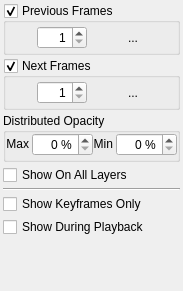
Qt form app/ui/onionskin.ui (1220874621zp-debug/pencil-dream) before a commit.
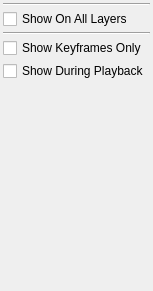
The same form after that commit. Icons and pictures are not drawn.

What changed in the file:
```diff
--- a/app/ui/onionskin.ui
+++ b/app/ui/onionskin.ui
@@ -106,331 +106,14 @@
          <number>3</number>
         </property>
         <item>
-         <widget class="QGroupBox" name="prevFramesGroup">
-          <property name="title">
-           <string>Previous Frames</string>
-          </property>
-          <property name="checkable">
-           <bool>true</bool>
-          </property>
-          <layout class="QHBoxLayout" name="onionPrevLayout">
-           <property name="spacing">
-            <number>3</number>
-           </property>
-           <property name="sizeConstraint">
-            <enum>QLayout::SetDefaultConstraint</enum>
-           </property>
-           <property name="leftMargin">
-            <number>0</number>
-           </property>
-           <property name="topMargin">
-            <number>3</number>
-           </property>
-           <property name="rightMargin">
-            <number>0</number>
-           </property>
-           <property name="bottomMargin">
-            <number>3</number>
-           </property>
-           <item>
-            <widget class="QSpinBox" name="onionPrevFramesNumBox">
-             <property name="sizePolicy">
-              <sizepolicy hsizetype="Fixed" vsizetype="Fixed">
-               <horstretch>0</horstretch>
-               <verstretch>0</verstretch>
-              </sizepolicy>
-             </property>
-             <property name="minimumSize">
-              <size>
-               <width>50</width>
-               <height>0</height>
-              </size>
-             </property>
-             <property name="alignment">
-              <set>Qt::AlignRight|Qt::AlignTrailing|Qt::AlignVCenter</set>
-             </property>
-             <property name="minimum">
-              <number>1</number>
-             </property>
-             <property name="maximum">
-              <number>60</number>
-             </property>
-            </widget>
-           </item>
-           <item>
-            <widget class="QToolButton" name="onionRedButton">
-             <property name="toolTip">
-              <string>Onion skin color: red</string>
-             </property>
-             <property name="text">
-              <string>...</string>
-             </property>
-             <property name="icon">
-              <iconset resource="../data/app.qrc">
-               <normaloff>:/icons/themes/playful/onion/onionskin-red.svg</normaloff>:/icons/themes/playful/onion/onionskin-red.svg</iconset>
-             </property>
-             <property name="iconSize">
-              <size>
-               <width>22</width>
-               <height>22</height>
-              </size>
-             </property>
-             <property name="checkable">
-              <bool>true</bool>
-             </property>
-             <property name="autoRaise">
-              <bool>true</bool>
-             </property>
-            </widget>
-           </item>
-          </layout>
-         </widget>
+         <!-- 参数区（灯泡开关+滑杆行）由 onionskinwidget.cpp 代码构建，插入在复选框区之前 -->
+         <layout class="QVBoxLayout" name="paramRowsLayout"/>
         </item>
         <item>
-         <widget class="QGroupBox" name="nextFramesGroup">
-          <property name="title">
-           <string>Next Frames</string>
+         <widget class="Line" name="paramSeparator">
+          <property name="orientation">
+           <enum>Qt::Horizontal</enum>
           </property>
-          <property name="checkable">
-           <bool>true</bool>
-          </property>
-          <layout class="QHBoxLayout" name="onionNextlLayout">
-           <property name="spacing">
-            <number>3</number>
-           </property>
-           <property name="sizeConstraint">
-            <enum>QLayout::SetDefaultConstraint</enum>
-           </property>
-           <property name="leftMargin">
-            <number>0</number>
-           </property>
-           <property name="topMargin">
-            <number>3</number>
-           </property>
-           <property name="rightMargin">
-            <number>0</number>
-           </property>
-           <property name="bottomMargin">
-            <number>3</number>
-           </property>
-           <item>
-            <widget class="QSpinBox" name="onionNextFramesNumBox">
-             <property name="sizePolicy">
-              <sizepolicy hsizetype="Fixed" vsizetype="Fixed">
-               <horstretch>0</horstretch>
-               <verstretch>0</verstretch>
-              </sizepolicy>
-             </property>
-             <property name="minimumSize">
-              <size>
-               <width>50</width>
-               <height>0</height>
-              </size>
-             </property>
-             <property name="alignment">
-              <set>Qt::AlignRight|Qt::AlignTrailing|Qt::AlignVCenter</set>
-             </property>
-             <property name="buttonSymbols">
-              <enum>QAbstractSpinBox::UpDownArrows</enum>
-             </property>
-             <property name="minimum">
-              <number>1</number>
-             </property>
-             <property name="maximum">
-              <number>60</number>
-             </property>
-            </widget>
-           </item>
-           <item>
-            <widget class="QToolButton" name="onionBlueButton">
-             <property name="maximumSize">
-              <size>
-               <width>16777215</width>
-               <height>16777215</height>
-              </size>
-             </property>
-             <property name="toolTip">
-              <string>Onion skin color: blue</string>
-             </property>
-             <property name="autoFillBackground">
-              <bool>false</bool>
-             </property>
-             <property name="text">
-              <string>...</string>
-             </property>
-             <property name="icon">
-              <iconset resource="../data/app.qrc">
-               <normaloff>:/icons/themes/playful/onion/onionskin-blue.svg</normaloff>:/icons/themes/playful/onion/onionskin-blue.svg</iconset>
-             </property>
-             <property name="iconSize">
-              <size>
-               <width>22</width>
-               <height>22</height>
-              </size>
-             </property>
-             <property name="checkable">
-              <bool>true</bool>
-             </property>
-             <property name="autoRaise">
-              <bool>true</bool>
-             </property>
-            </widget>
-           </item>
-          </layout>
-         </widget>
-        </item>
-        <item>
-         <widget class="QGroupBox" name="opacityGroup">
-          <property name="title">
-           <string>Distributed Opacity</string>
-          </property>
-          <layout class="QHBoxLayout" name="horizontalLayout">
-           <property name="spacing">
-            <number>0</number>
-           </property>
-           <property name="leftMargin">
-            <number>0</number>
-           </property>
-           <property name="topMargin">
-            <number>0</number>
-           </property>
-           <property name="rightMargin">
-            <number>0</number>
-           </property>
-           <property name="bottomMargin">
-            <number>3</number>
-           </property>
-           <item>
-            <widget class="QWidget" name="maxOpacityGroup" native="true">
-             <layout class="QHBoxLayout" name="horizontalLayout_3">
-              <property name="spacing">
-               <number>3</number>
-              </property>
-              <property name="leftMargin">
-               <number>0</number>
-              </property>
-              <property name="topMargin">
-               <number>0</number>
-              </property>
-              <property name="rightMargin">
-               <number>0</number>
-              </property>
-              <property name="bottomMargin">
-               <number>0</number>
-              </property>
-              <item>
-               <widget class="QLabel" name="maxOpacityLabel">
-                <property name="sizePolicy">
-                 <sizepolicy hsizetype="Fixed" vsizetype="Fixed">
-                  <horstretch>0</horstretch>
-                  <verstretch>0</verstretch>
-                 </sizepolicy>
-                </property>
-                <property name="text">
-                 <string>Max</string>
-                </property>
-                <property name="alignment">
-                 <set>Qt::AlignRight|Qt::AlignTrailing|Qt::AlignVCenter</set>
-                </property>
-               </widget>
-              </item>
-              <item>
-               <widget class="QSpinBox" name="onionMaxOpacityBox">
-                <property name="sizePolicy">
-                 <sizepolicy hsizetype="Fixed" vsizetype="Fixed">
-                  <horstretch>0</horstretch>
-                  <verstretch>0</verstretch>
-                 </sizepolicy>
-                </property>
-                <property name="minimumSize">
-                 <size>
-                  <width>50</width>
-                  <height>0</height>
-                 </size>
-                </property>
-                <property name="alignment">
-                 <set>Qt::AlignRight|Qt::AlignTrailing|Qt::AlignVCenter</set>
-                </property>
-                <property name="suffix">
-                 <string> %</string>
-                </property>
-                <property name="prefix">
-                 <string/>
-                </property>
-                <property name="maximum">
-                 <number>100</number>
-                </property>
-               </widget>
-              </item>
-             </layout>
-            </widget>
-           </item>
-           <item>
-            <widget class="QWidget" name="minOpacityGroup" native="true">
-             <layout class="QHBoxLayout" name="horizontalLayout_2">
-              <property name="spacing">
-               <number>3</number>
-              </property>
-              <property name="leftMargin">
-               <number>0</number>
-              </property>
-              <property name="topMargin">
-               <number>0</number>
-              </property>
-              <property name="rightMargin">
-               <number>0</number>
-              </property>
-              <property name="bottomMargin">
-               <number>0</number>
-              </property>
-              <item>
-               <widget class="QLabel" name="minOpacityLabel">
-                <property name="sizePolicy">
-                 <sizepolicy hsizetype="Fixed" vsizetype="Fixed">
-                  <horstretch>0</horstretch>
-                  <verstretch>0</verstretch>
-                 </sizepolicy>
-                </property>
-                <property name="text">
-                 <string>Min</string>
-                </property>
-                <property name="alignment">
-                 <set>Qt::AlignRight|Qt::AlignTrailing|Qt::AlignVCenter</set>
-                </property>
-               </widget>
-              </item>
-              <item>
-               <widget class="QSpinBox" name="onionMinOpacityBox">
-                <property name="sizePolicy">
-                 <sizepolicy hsizetype="Fixed" vsizetype="Fixed">
-                  <horstretch>0</horstretch>
-                  <verstretch>0</verstretch>
-                 </sizepolicy>
-                </property>
-                <property name="minimumSize">
-                 <size>
-                  <width>50</width>
-                  <height>0</height>
-                 </size>
-                </property>
-                <property name="alignment">
-                 <set>Qt::AlignRight|Qt::AlignTrailing|Qt::AlignVCenter</set>
-                </property>
-                <property name="suffix">
-                 <string> %</string>
-                </property>
-                <property name="prefix">
-                 <string/>
-                </property>
-                <property name="maximum">
-                 <number>100</number>
-                </property>
-               </widget>
-              </item>
-             </layout>
-            </widget>
-           </item>
-          </layout>
          </widget>
         </item>
         <item>
```
